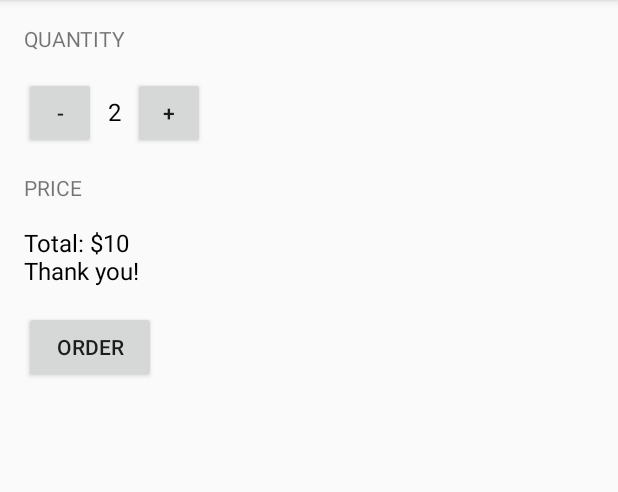
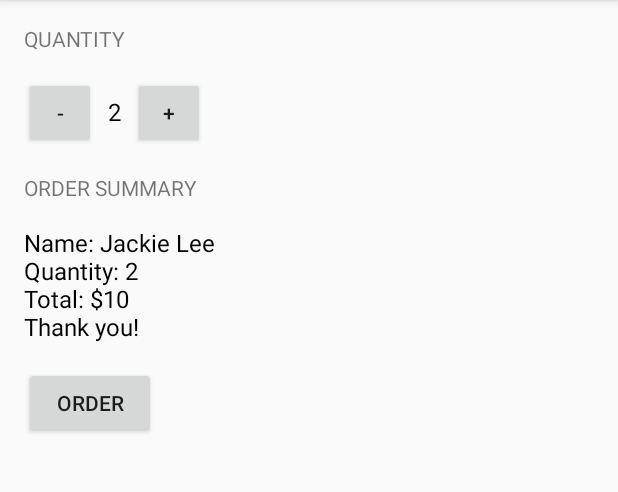
Before and after one commit to Eisweinjlee/Android-InputDesign-study, an Android app: the screen it shows after launch (MainActivity), after a tap on "ORDER", on a phone screen of 412 x 824 dp, the part 84-576 px from its top. Run offline under Robolectric (Android 15) with nearby library versions, the phone set to English and light mode, and no system bars.

Commit message:
delete displayPrice(), add orderSummary createOrderSummary()

```diff
--- a/app/src/main/java/com/example/android/justjavainput/MainActivity.java
+++ b/app/src/main/java/com/example/android/justjavainput/MainActivity.java
@@ -36,12 +36,7 @@ public class MainActivity extends AppCompatActivity {
     public void submitOrder(View view) {
         int price = calculatePrice();
         String priceMessage;
-        if (price > 0) {
-            priceMessage = "Total: $" + price;
-            priceMessage = priceMessage + "\nThank you!";
-        } else {
-            priceMessage = "Sorry, quantity should be larger than 0";
-        }
+        priceMessage = createOrderSummary(price);
         displayMessage(priceMessage);
     }
 
@@ -51,8 +46,19 @@ public class MainActivity extends AppCompatActivity {
      * @return the total price
      */
     private int calculatePrice() {
-        int price = quantity * 5;
-        return price;
+        return quantity * 5;
+    }
+
+    /**
+     * Create an order summary.
+     */
+
+    private String  createOrderSummary(int price){
+        String priceMessage = "Name: Jackie Lee";
+        priceMessage += "\nQuantity: " + quantity;
+        priceMessage +=  "\nTotal: $" + price;
+        priceMessage +=  "\nThank you!";
+        return priceMessage;
     }
 
     /**
@@ -69,7 +75,9 @@ public class MainActivity extends AppCompatActivity {
      */
 
     public void decrement(View view) {
-        quantity = quantity - 1;
+        if (quantity > 1) {
+            quantity = quantity - 1;
+        }
         displayQuantity(quantity);
     }
 
@@ -81,21 +89,13 @@ public class MainActivity extends AppCompatActivity {
         quantityTextView.setText("" + numberOfCoffee);
     }
 
-    /**
-     * This method displays the given price on the screen.
-     */
-    private void displayPrice(int number) {
-        TextView priceTextView = (TextView) findViewById(R.id.price_text_view);
-        priceTextView.setText(NumberFormat.getCurrencyInstance().format(number));
-    }
-
 
     /**
      * This method displays the given text on the screen.
      */
     private void displayMessage(String message) {
-        TextView priceTextView = (TextView) findViewById(R.id.price_text_view);
-        priceTextView.setText(message);
+        TextView orderSummaryTextView = (TextView) findViewById(R.id.order_summary_text_view);
+        orderSummaryTextView.setText(message);
     }
 
 }
--- a/app/src/main/res/layout/activity_main.xml
+++ b/app/src/main/res/layout/activity_main.xml
@@ -51,11 +51,11 @@
     <TextView
         android:layout_width="wrap_content"
         android:layout_height="wrap_content"
-        android:text="Price"
+        android:text="order summary"
         android:textAllCaps="true" />
 
     <TextView
-        android:id="@+id/price_text_view"
+        android:id="@+id/order_summary_text_view"
         android:layout_width="wrap_content"
         android:layout_height="wrap_content"
         android:layout_marginTop="16dp"
```
